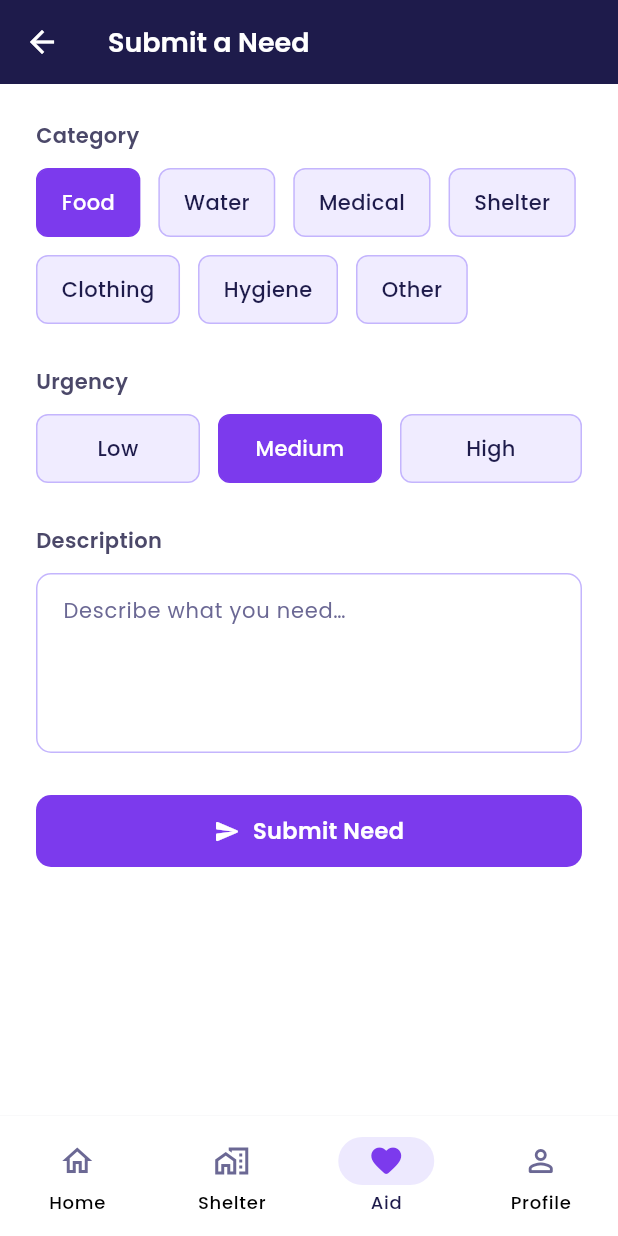
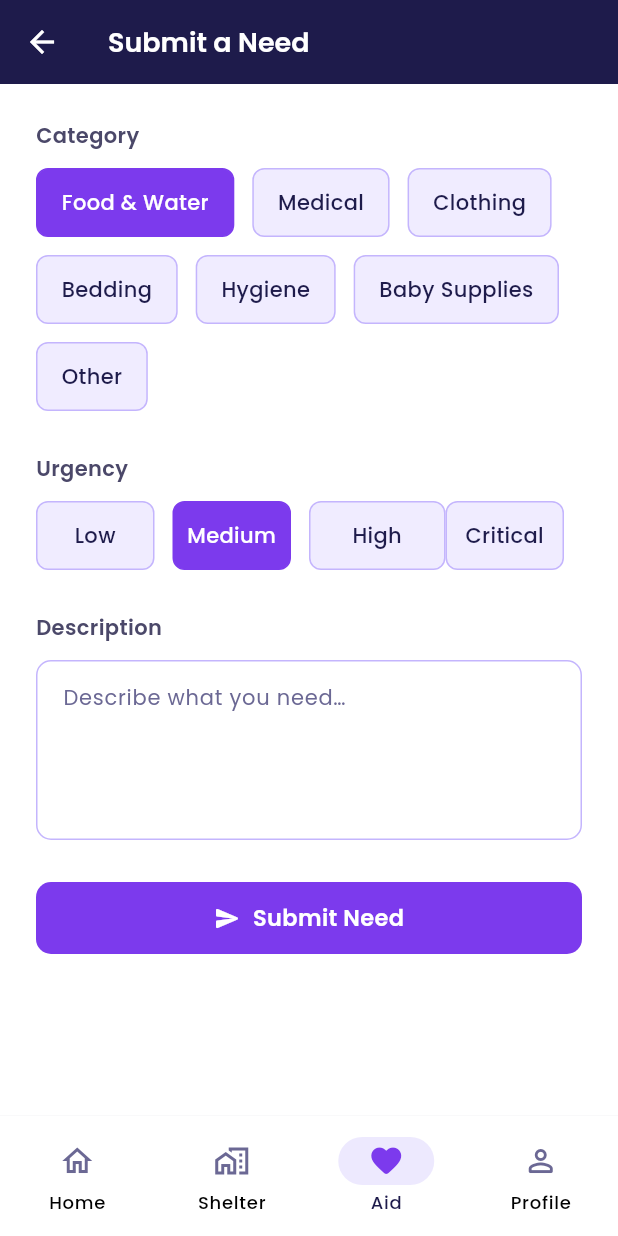
Before and after one commit to Husain-Zreik/FYP, a Flutter app: the SubmitNeedScreen screen opened by its route, on a phone screen of 412 x 824 dp. Run offline on Flutter 3.47's test engine with Material 3 defaults, Android fonts, the phone set to English and light mode, and no system bars; our stand-ins replace dio, flutter_map, geolocator, go_router, image_picker, latlong2 and 1 more; accounts and stored records are empty.

Commit message:
fix frontend/backend field-name and enum mismatches
- website: civilian-need review sent "notes" but the backend requires
  "shelter_notes" — every reject attempt 422'd, and notes were never
  saved for any status
- website: civilian-need category constants keyed on "food_water" but
  the backend only ever returns/accepts "food" — filter and badges
  never matched real rows
- website: civilian ID-type dropdown offered "residency", which the
  backend rejects — picking it failed the entire profile save
- flutter: "submit a need" screen offered "water"/"shelter" categories
  (invalid backend enum values, 422 on submit) and never offered
  "bedding"/"baby_supplies"; also added the missing "critical" urgency
- flutter: ID-document upload read the wrong response key
  (id_document_url instead of url), always returning null

Co-Authored-By: Claude Sonnet 5 <noreply@anthropic.com>

```diff
--- a/application/lib/screens/aid/submit_need_screen.dart
+++ b/application/lib/screens/aid/submit_need_screen.dart
@@ -19,12 +19,12 @@ class _SubmitNeedScreenState extends State<SubmitNeedScreen> {
   bool _loading = false;
 
   static const _categories = [
-    ('food', 'Food'),
-    ('water', 'Water'),
+    ('food', 'Food & Water'),
     ('medical', 'Medical'),
-    ('shelter', 'Shelter'),
     ('clothing', 'Clothing'),
+    ('bedding', 'Bedding'),
     ('hygiene', 'Hygiene'),
+    ('baby_supplies', 'Baby Supplies'),
     ('other', 'Other'),
   ];
 
@@ -32,6 +32,7 @@ class _SubmitNeedScreenState extends State<SubmitNeedScreen> {
     ('low', 'Low'),
     ('medium', 'Medium'),
     ('high', 'High'),
+    ('critical', 'Critical'),
   ];
 
   @override
--- a/application/lib/services/civilian_service.dart
+++ b/application/lib/services/civilian_service.dart
@@ -18,7 +18,7 @@ class CivilianService {
       'document': await MultipartFile.fromFile(filePath, filename: fileName),
     });
     final result = await ApiClient.upload('/users/$userId/upload-id', formData);
-    return result is Map ? result['id_document_url'] as String? : null;
+    return result is Map ? result['url'] as String? : null;
   }
 
   static Future<void> leaveShelter(int userId) async {
```
Also changed, not shown: 2 other files.
